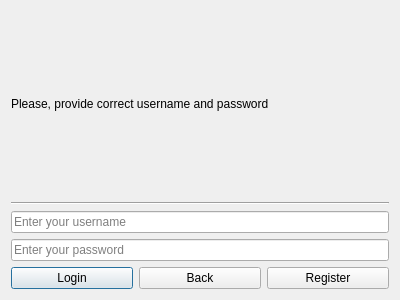
sit2606/learning, file 03. Python/Практика/lab7/view/qtsrc/login_form.ui: the form before one commit.
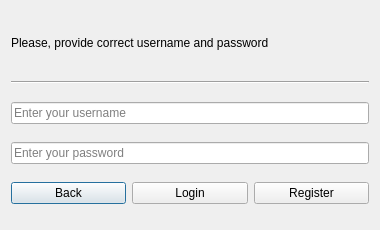
The form after the commit.

Commit message: User form

Diff of the .ui file:
```diff
--- a/03. Python/Практика/lab7/view/qtsrc/login_form.ui
+++ b/03. Python/Практика/lab7/view/qtsrc/login_form.ui
@@ -6,10 +6,22 @@
    <rect>
     <x>0</x>
     <y>0</y>
-    <width>400</width>
-    <height>300</height>
+    <width>380</width>
+    <height>230</height>
    </rect>
   </property>
+  <property name="minimumSize">
+   <size>
+    <width>380</width>
+    <height>230</height>
+   </size>
+  </property>
+  <property name="maximumSize">
+   <size>
+    <width>380</width>
+    <height>230</height>
+   </size>
+  </property>
   <property name="windowTitle">
    <string>Dialog</string>
   </property>
@@ -22,6 +34,12 @@
        <verstretch>0</verstretch>
       </sizepolicy>
      </property>
+     <property name="maximumSize">
+      <size>
+       <width>16777215</width>
+       <height>40</height>
+      </size>
+     </property>
      <property name="text">
       <string>Please, provide correct username and password</string>
      </property>
@@ -66,16 +84,16 @@
    <item>
     <layout class="QHBoxLayout" name="horizontalLayout">
      <item>
-      <widget class="QPushButton" name="loginButton">
+      <widget class="QPushButton" name="backButton">
        <property name="text">
-        <string>Login</string>
+        <string>Back</string>
        </property>
       </widget>
      </item>
      <item>
-      <widget class="QPushButton" name="backButton">
+      <widget class="QPushButton" name="loginButton">
        <property name="text">
-        <string>Back</string>
+        <string>Login</string>
        </property>
       </widget>
      </item>
```
The commit also changes 3 other files.
